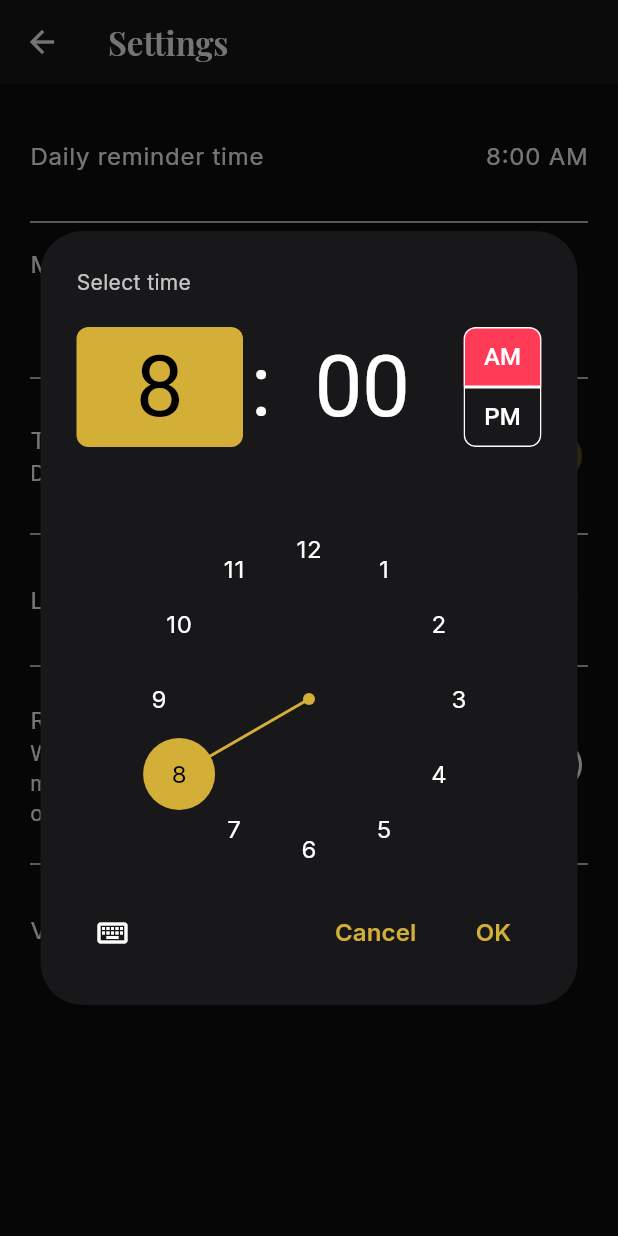
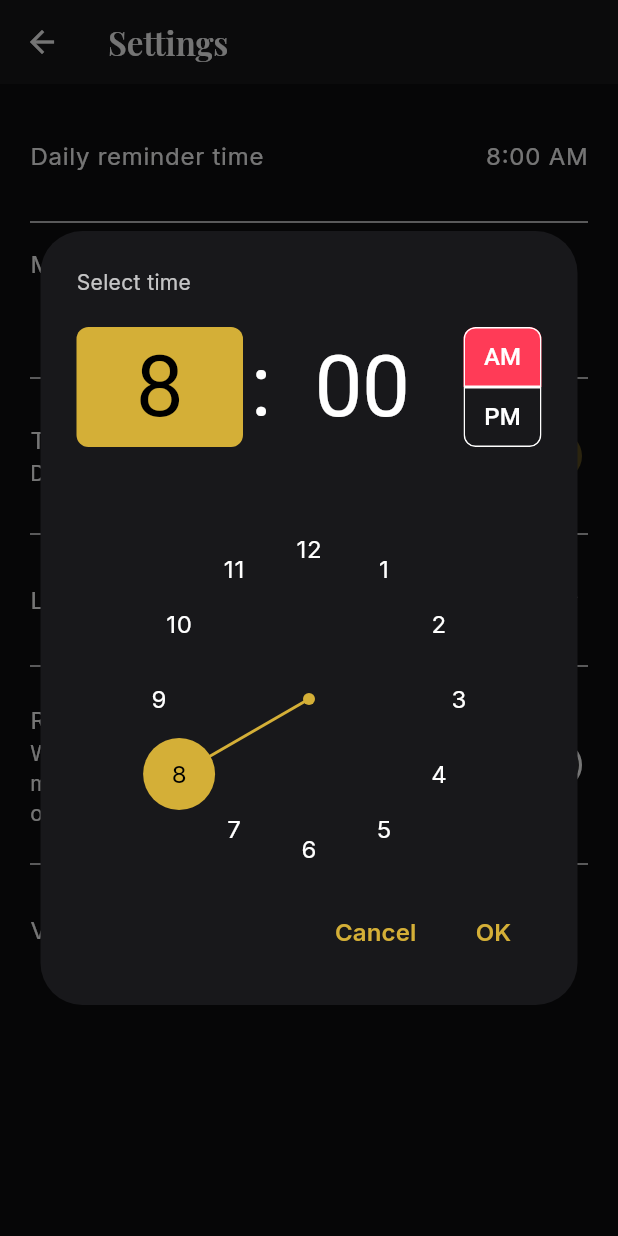
Before and after one commit to 8adevs/joyaroja, a Flutter app: the SettingsScreen screen opened directly, after a tap on "Daily reminder time", on a phone screen of 412 x 824 dp. Run offline on Flutter 3.47's test engine with Material 3 defaults, Android fonts, the phone set to English and light mode, and no system bars; our stand-ins replace audioplayers, easy_localization, flutter_local_notifications, flutter_riverpod, flutter_timezone, google_fonts and 3 more; accounts and stored records are empty.

Commit message:
version 1.0

```diff
--- a/lib/screens/settings_screen.dart
+++ b/lib/screens/settings_screen.dart
@@ -15,12 +15,19 @@ class SettingsScreen extends ConsumerWidget {
     int currentHour,
     int currentMinute,
   ) async {
+    // dialOnly removes the keyboard-input toggle button, which prevents the
+    // non-normalized BoxConstraints crash (minHeight > available height) that
+    // Flutter's time-picker keyboard mode triggers when the soft keyboard
+    // opens inside the already-constrained dialog.
     final picked = await showTimePicker(
       context: context,
       initialTime: TimeOfDay(hour: currentHour, minute: currentMinute),
+      initialEntryMode: TimePickerEntryMode.dialOnly,
     );
     if (picked == null) return;
+
     final repository = ref.read(mantraRepositoryProvider);
+    try {
       await ref.read(settingsProvider.notifier).setNotificationTime(
             hour: picked.hour,
             minute: picked.minute,
@@ -30,6 +37,34 @@ class SettingsScreen extends ConsumerWidget {
               return 'notification.body'.tr(args: [mantra.titleKey!.tr()]);
             },
           );
+      if (!context.mounted) return;
+      final timeLabel =
+          '${picked.hour.toString().padLeft(2, '0')}:${picked.minute.toString().padLeft(2, '0')}';
+      ScaffoldMessenger.of(context).showSnackBar(SnackBar(
+        content: Text('settings.notification_scheduled'.tr(args: [timeLabel])),
+        backgroundColor: Colors.green.shade700,
+      ));
+    } catch (e) {
+      debugPrint('[Settings] notification scheduling error: $e');
+      if (!context.mounted) return;
+      final errStr = e.toString();
+      final isPermError = errStr.contains('exact_alarms_not_permitted');
+      ScaffoldMessenger.of(context).showSnackBar(SnackBar(
+        content: Text(isPermError
+            ? 'settings.notification_error_exact'.tr()
+            : '🔴 $errStr'),
+        backgroundColor: Colors.red.shade900,
+        duration: const Duration(seconds: 15),
+        action: isPermError
+            ? SnackBarAction(
+                label: 'settings.grant_permission'.tr(),
+                textColor: Colors.white,
+                onPressed: () =>
+                    ref.read(notificationServiceProvider).requestPermissions(),
+              )
+            : null,
+      ));
+    }
   }
 
   @override
@@ -69,8 +104,7 @@ class SettingsScreen extends ConsumerWidget {
             value: settings.durationMinutes.toDouble(),
             label: 'settings.duration_minutes_value'
                 .tr(args: ['${settings.durationMinutes}']),
-            onChanged: (value) =>
-                notifier.setDurationMinutes(value.round()),
+            onChanged: (value) => notifier.setDurationMinutes(value.round()),
           ),
           const Divider(height: 32),
           SwitchListTile(
@@ -82,8 +116,8 @@ class SettingsScreen extends ConsumerWidget {
                   : 'settings.theme_light'.tr(),
             ),
             value: settings.themeMode == ThemeMode.dark,
-            onChanged: (isDark) => notifier
-                .setThemeMode(isDark ? ThemeMode.dark : ThemeMode.light),
+            onChanged: (isDark) =>
+                notifier.setThemeMode(isDark ? ThemeMode.dark : ThemeMode.light),
           ),
           const Divider(height: 32),
           ListTile(
--- a/lib/screens/splash_screen.dart
+++ b/lib/screens/splash_screen.dart
@@ -64,8 +64,6 @@ class _SplashScreenState extends ConsumerState<SplashScreen>
       debugPrint('[Splash] notification init error: $e');
     }
 
-    // Step 2: runtime permissions — always attempted even if init() failed,
-    // because permission_handler works independently of the plugin.
     try {
       await svc.requestPermissions();
     } catch (e) {
```
Also changed, not shown: assets/translations/en.json (+11 -2 lines), assets/translations/es.json (+11 -2 lines), lib/services/notification_service.dart (+52 -28 lines), 2 other files. Lines whose indentation alone changed are shown as unchanged.
